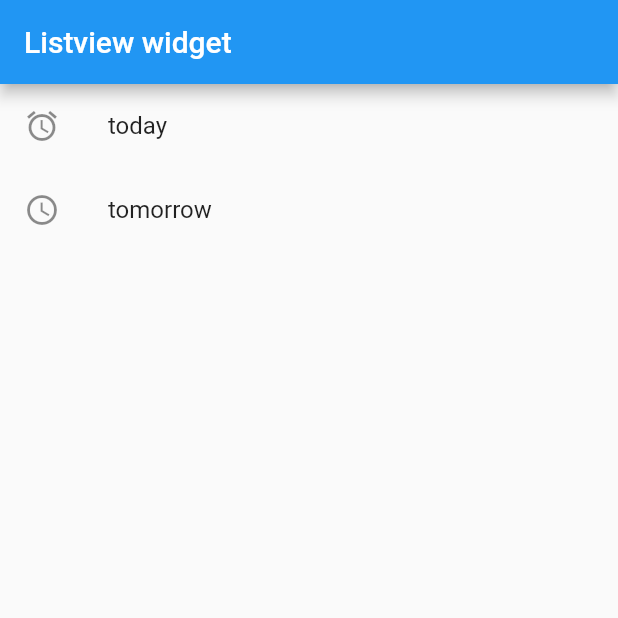
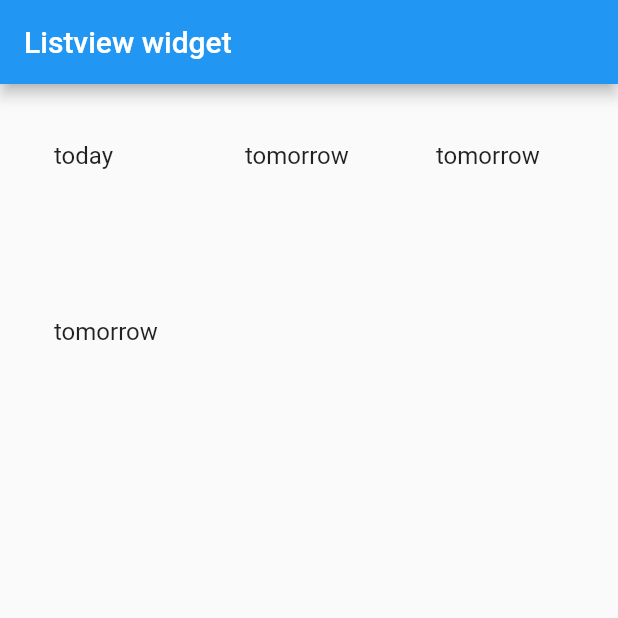
Before and after one commit to mxiaole/flutter-demo, a Flutter app: the screen it shows after launch, on a phone screen of 412 x 824 dp, the top half of it. Run offline on Flutter 3.47's test engine with Material 2 defaults, Android fonts, the phone set to English and light mode, and no system bars.

Commit message:
add gridview demo

```diff
--- a/listview_demo/lib/main.dart
+++ b/listview_demo/lib/main.dart
@@ -11,15 +11,27 @@ class MyApp extends StatelessWidget {
         appBar: new AppBar(
           title: new Text("Listview widget"),
         ),
-        body: new ListView(
+        // body: new ListView(
+        //   children: <Widget>[
+        //     new ListTile(
+        //       leading: new Icon(Icons.access_alarm),
+        //       title: new Text("today"),
+        //     ),
+        //     new ListTile(
+        //         leading: new Icon(Icons.access_time),
+        //         title: new Text("tomorrow"))
+        //   ],
+        // ),
+        // 网格view
+        body: GridView.count(
+          padding: const EdgeInsets.all(20.0),
+          crossAxisSpacing: 10.0,
+          crossAxisCount: 3, // 每行显示的列数
           children: <Widget>[
-            new ListTile(
-              leading: new Icon(Icons.access_alarm),
-              title: new Text("today"),
-            ),
-            new ListTile(
-                leading: new Icon(Icons.access_time),
-                title: new Text("tomorrow"))
+            new ListTile(title: new Text("today")),
+            new ListTile(title: new Text("tomorrow")),
+            new ListTile(title: new Text("tomorrow")),
+            new ListTile(title: new Text("tomorrow")),
           ],
         ),
       ),
```
